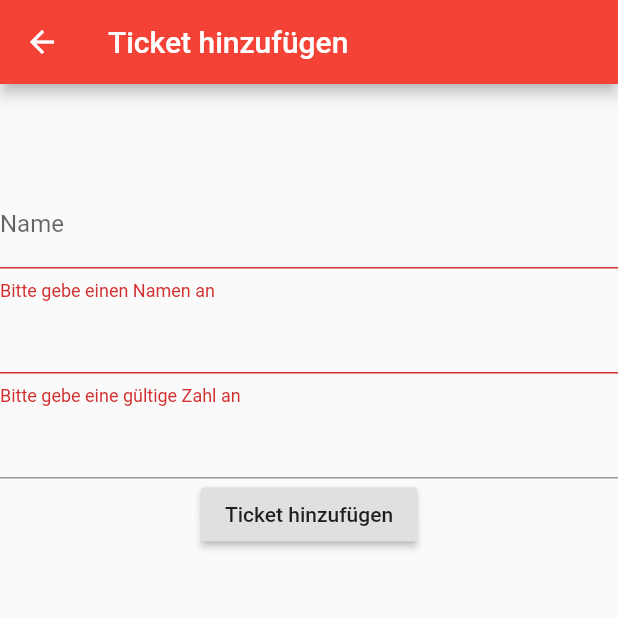
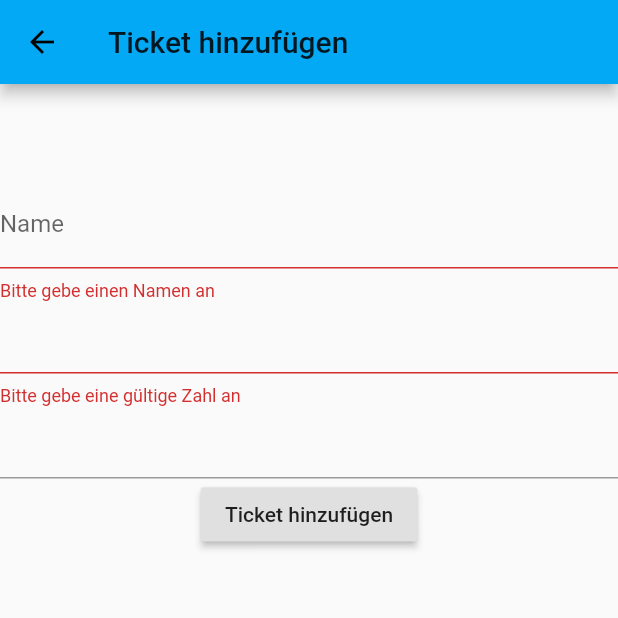
Before and after one commit to Butzlabben/snowwhite_manager_app, a Flutter app: the AddTicket screen opened by its route, after a tap on "Ticket hinzufügen", on a phone screen of 412 x 824 dp, the top half of it. Run offline on Flutter 3.47's test engine with Material 2 defaults, Android fonts, the phone set to English and light mode, and no system bars; our stand-ins replace flutter_secure_storage; accounts and stored records are empty.

Commit message:
Added stuff

```diff
--- /dev/null
+++ b/lib/home.dart
@@ -0,0 +1,27 @@
+import 'package:flutter/material.dart';
+
+class HomeScreen extends StatefulWidget {
+  @override
+  _HomeScreenState createState() => _HomeScreenState();
+}
+
+class _HomeScreenState extends State<HomeScreen> {
+  @override
+  Widget build(BuildContext context) {
+    return Scaffold(
+      appBar: AppBar(
+        title: Text('Snowwhite Manager'),
+        actions: <Widget>[
+          IconButton(
+            icon: Icon(Icons.camera_alt),
+            onPressed: () => Navigator.pushNamed(context, '/scanTicket'),
+          ),
+        ],
+      ),
+      floatingActionButton: FloatingActionButton(
+        child: Icon(Icons.add),
+        onPressed: () => Navigator.pushNamed(context, '/addTicket'),
+      ),
+    );
+  }
+}
--- a/lib/main.dart
+++ b/lib/main.dart
@@ -1,5 +1,9 @@
+import 'package:flutter/cupertino.dart';
 import 'package:flutter/material.dart';
+import 'package:flutter_secure_storage/flutter_secure_storage.dart';
 import 'package:snowwhite_manager/add_ticket.dart';
+import 'package:snowwhite_manager/button.dart';
+import 'package:snowwhite_manager/home.dart';
 import 'package:snowwhite_manager/scan_ticket.dart';
 import 'package:snowwhite_manager/verify.dart';
 
@@ -11,11 +15,10 @@ class SnowwhiteManager extends StatelessWidget {
     return MaterialApp(
       title: 'Snowwhite Manager',
       theme: ThemeData(
-        primarySwatch: Colors.red,
-
+        primaryColor: Colors.lightBlue,
       ),
       routes: {
-        '/': (context) => HomeScreen(),
+        '/': (context) => MainScreen(),
         '/addTicket': (context) => AddTicket(),
         '/scanTicket': (context) => ScanTicket(),
         '/verify': (context) => VerifyPin(),
@@ -24,29 +27,71 @@ class SnowwhiteManager extends StatelessWidget {
   }
 }
 
-class HomeScreen extends StatefulWidget {
+class MainScreen extends StatefulWidget {
   @override
-  _HomeScreenState createState() => _HomeScreenState();
+  _MainScreenState createState() => _MainScreenState();
 }
 
-class _HomeScreenState extends State<HomeScreen> {
+class _MainScreenState extends State<MainScreen> {
+  bool _loggedIn;
+  final key = GlobalKey<FormState>();
+  String name, pin;
+
   @override
   Widget build(BuildContext context) {
-    return Scaffold(
-      appBar: AppBar(
-        title: Text('Snowwhite Manager'),
-        actions: <Widget>[
-          IconButton(
-            icon: Icon(Icons.camera_alt),
-            onPressed: () => Navigator.pushNamed(context, '/scanTicket'),
+    checkUser();
+    if (_loggedIn == null) return Container();
+
+    if (_loggedIn) {
+      return HomeScreen();
+    } else {
+      return Form(
+        key: key,
+        child: new Scaffold(
+          appBar: AppBar(title: Text('Einloggen')),
+          body: Center(
+            child: Padding(
+              padding: const EdgeInsets.all(16),
+              child: Column(
+                mainAxisAlignment: MainAxisAlignment.center,
+                children: <Widget>[
+                  TextFormField(
+                    validator: (val) =>
+                        val.isEmpty ? 'Bitte gebe deinen Nachnamen an' : null,
+                    onSaved: (val) => name = val,
+                    decoration: InputDecoration(labelText: 'Nachname'),
+                  ),
+                  TextFormField(
+                    validator: (val) =>
+                        val.isEmpty ? 'Bitte gebe deine PIN an' : null,
+                    onSaved: (val) => pin = val,
+                    obscureText: true,
+                    decoration: InputDecoration(labelText: 'PIN'),
+                    keyboardType: TextInputType.number,
+                  ),
+                  Center(
+                      child: Button.text(
+                    text: "Einloggen",
+                    onTap: logIn,
+                  )),
+                ],
+              ),
+            ),
           ),
-        ],
-      ),
-      floatingActionButton: FloatingActionButton(
-        child: Icon(Icons.add),
-        onPressed: () => Navigator.pushNamed(context, '/addTicket'),
-      ),
-      body: StreamBuilder(),
-    );
+        ),
+      );
+    }
+  }
+
+  logIn() async {
+
+  }
+
+  checkUser() async {
+    FlutterSecureStorage storage = FlutterSecureStorage();
+    String token = await storage.read(key: 'token');
+    setState(() {
+      _loggedIn = token != null;
+    });
   }
 }
```
Also changed, not shown: lib/api.dart (+26 -4 lines), lib/button.dart (added, +41 -0 lines), lib/verify.dart (+41 -11 lines), pubspec.lock, 1 other file.
